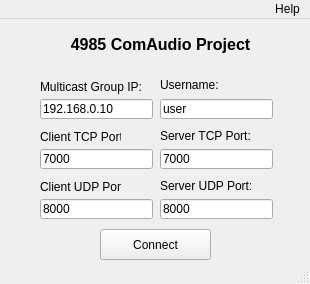
Qt form src/application/mainwindow.ui (mvan/4985Final) before a commit.
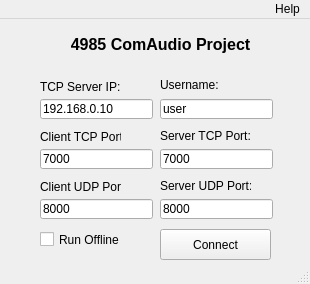
The same form after that commit.

Commit message: added a temp fix to the application blocking due to connect(), if you want to test the gui, check run offline, if you want to test networking, leave it unchecked.

The edit to the form file:
```diff
--- a/src/application/mainwindow.ui
+++ b/src/application/mainwindow.ui
@@ -30,7 +30,7 @@
    <widget class="QPushButton" name="connect">
     <property name="geometry">
      <rect>
-      <x>100</x>
+      <x>160</x>
       <y>210</y>
       <width>111</width>
       <height>31</height>
@@ -50,7 +50,7 @@
      </rect>
     </property>
     <property name="text">
-     <string>Multicast Group IP:</string>
+     <string>TCP Server IP:</string>
     </property>
    </widget>
    <widget class="QLineEdit" name="userValue">
@@ -221,6 +221,19 @@
      <string>8000</string>
     </property>
    </widget>
+   <widget class="QCheckBox" name="checkBox">
+    <property name="geometry">
+     <rect>
+      <x>40</x>
+      <y>210</y>
+      <width>111</width>
+      <height>21</height>
+     </rect>
+    </property>
+    <property name="text">
+     <string>Run Offline</string>
+    </property>
+   </widget>
   </widget>
   <widget class="QMenuBar" name="menuBar">
    <property name="geometry">
```
The commit also changes 6 other files.
